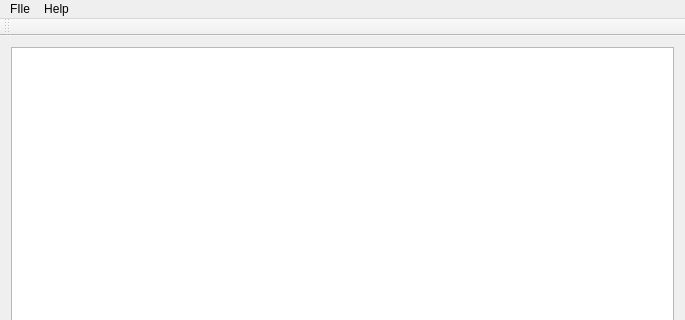
The window that src/stalbias.ui (RolfVieten/StalGrowth) describes before a commit, drawn with Qt 5; both pictures show x 0 to 685 and y 0 to 320 of the 685 by 473 pixel window.
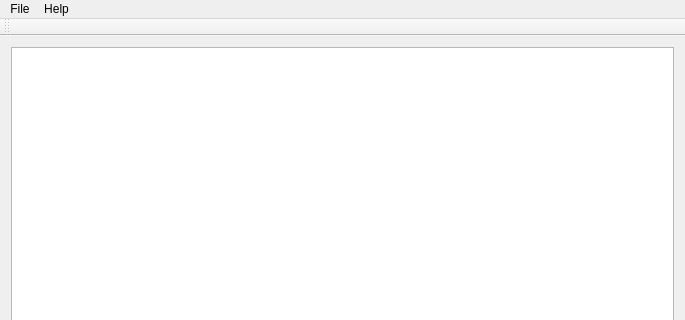
The same window after the commit.

The edit to the form file:
```diff
--- a/src/stalbias.ui
+++ b/src/stalbias.ui
@@ -53,7 +53,7 @@
    </property>
    <widget class="QMenu" name="menuFIle">
     <property name="title">
-     <string>FIle</string>
+     <string>File</string>
     </property>
     <addaction name="actionLoad_CSV"/>
     <addaction name="actionCalculate_Growth_Rate"/>
```
